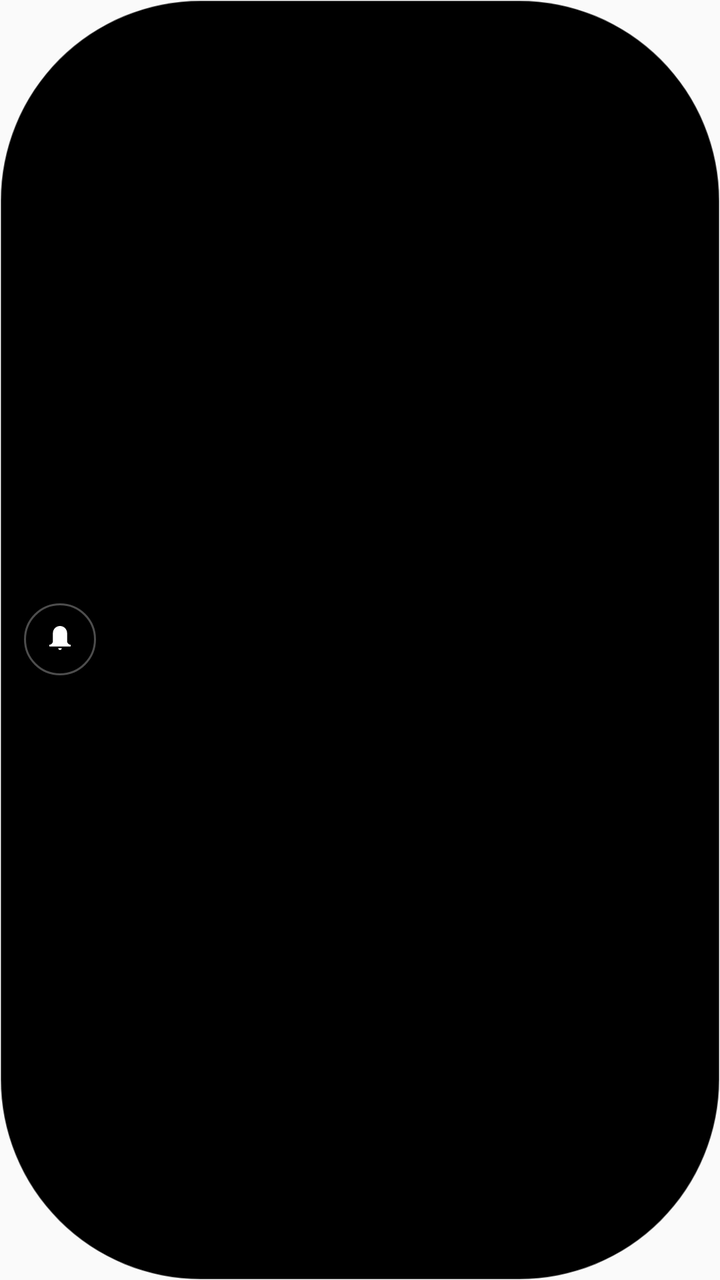
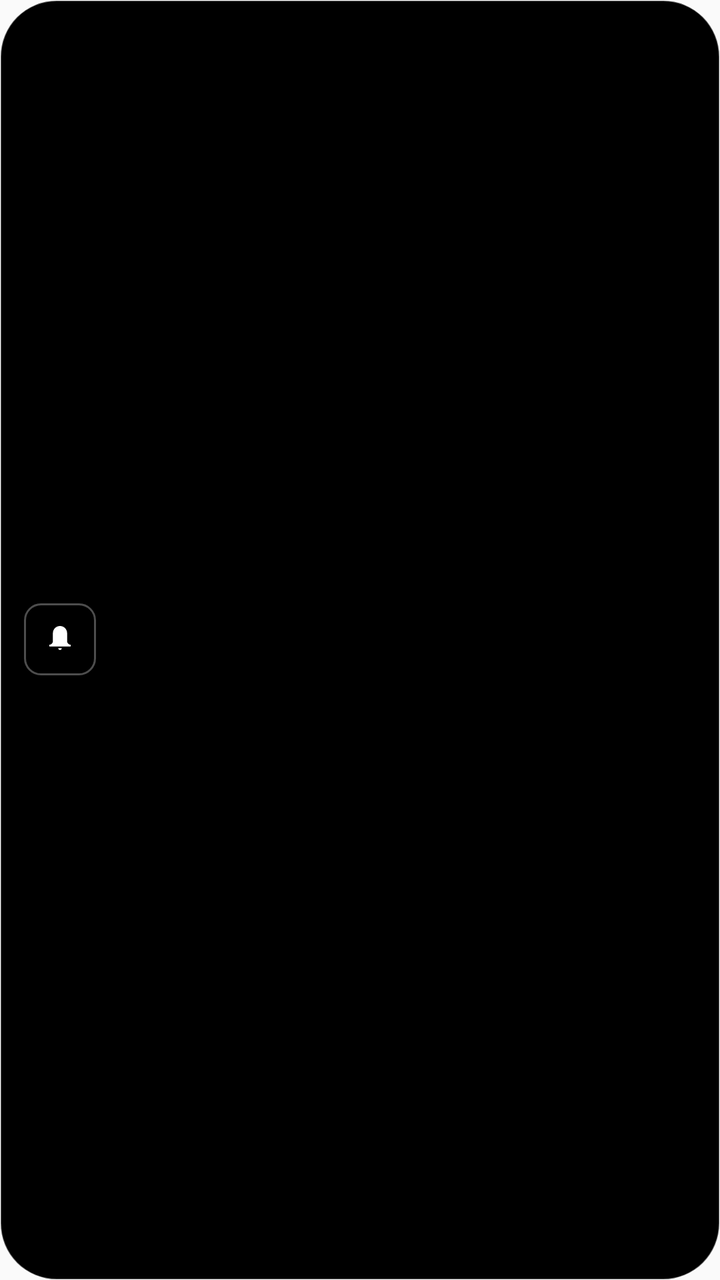

Before-and-after screenshots of an Android layout around one commit, followed by the original layout XML and the change that was made.
<!-- AndroidManifest.xml: application theme Theme.LightNotifi -->
<!-- res/layout/overlay_layout.xml -->
<?xml version="1.0" encoding="utf-8"?>
<LinearLayout xmlns:android="http://schemas.android.com/apk/res/android"
    android:layout_width="wrap_content"
    android:layout_height="wrap_content"
    android:orientation="horizontal"
    android:background="@drawable/overlay_bg"
    android:paddingStart="12dp"
    android:paddingEnd="14dp"
    android:paddingTop="12dp"
    android:paddingBottom="12dp"
    android:layout_gravity="center_horizontal"
    android:gravity="center_vertical"
    android:elevation="4dp">

    <LinearLayout
        android:id="@+id/overlay_content_container"
        android:layout_width="wrap_content"
        android:layout_height="wrap_content"
        android:orientation="horizontal"
        android:gravity="center_vertical"
        android:clickable="true"
        android:focusable="true"
        android:foreground="?android:attr/selectableItemBackground">

        <ImageView
            android:id="@+id/overlay_icon"
            android:layout_width="36dp"
            android:layout_height="36dp"
            android:src="@drawable/ic_light_notifi"
            android:background="@drawable/overlay_icon_bg"
            android:padding="6dp"
            android:layout_marginEnd="12dp"
            android:contentDescription="@string/notification_icon" />

        <LinearLayout
            android:layout_width="wrap_content"
            android:layout_height="wrap_content"
            android:orientation="vertical">

            <TextView
                android:id="@+id/overlay_title"
                android:layout_width="wrap_content"
                android:layout_height="wrap_content"
                android:textColor="@color/white"
                android:textStyle="bold"
                android:textSize="17sp"
                android:letterSpacing="0.01"
                android:ellipsize="end"
                android:maxLines="1"
                android:maxWidth="260dp" />

            <TextView
                android:id="@+id/overlay_text"
                android:layout_width="wrap_content"
                android:layout_height="wrap_content"
                android:textColor="#CCFFFFFF"
                android:textSize="16sp"
                android:ellipsize="end"
                android:maxLines="2"
                android:maxWidth="260dp"
                android:layout_marginTop="0dp" />
        </LinearLayout>
    </LinearLayout>

    <ImageView
        android:id="@+id/overlay_close"
        android:layout_width="20dp"
        android:layout_height="20dp"
        android:src="@drawable/ic_close"
        android:layout_marginStart="8dp"
        android:alpha="0.7"
        android:background="?android:attr/selectableItemBackgroundBorderless"
        android:contentDescription="@string/close_button_description"
        android:visibility="gone" />
</LinearLayout>
<!-- resources referenced by this layout -->
<resources>
  <color name="white">#FFFFFFFF</color>
  <!-- drawable ic_close (drawable) -->
  <vector xmlns:android="http://schemas.android.com/apk/res/android"
      android:width="24dp"
      android:height="24dp"
      android:viewportWidth="24"
      android:viewportHeight="24"
      android:tint="#FFFFFF">
      <path
          android:fillColor="@android:color/white"
          android:pathData="M19,6.41L17.59,5,12,10.59,6.41,5,5,6.41,10.59,12,5,17.59,6.41,19,12,13.41,17.59,19,19,17.59,13.41,12z" />
  </vector>
  <!-- drawable ic_light_notifi (drawable) -->
  <vector xmlns:android="http://schemas.android.com/apk/res/android"
      android:width="24dp"
      android:height="24dp"
      android:viewportWidth="108"
      android:viewportHeight="108">
      <path
          android:fillColor="#FFFFFF"
          android:pathData="M54,24c-8.84,0 -16,7.16 -16,16v18c0,4.42 -3.58,8 -8,8v4h48v-4c-4.42,0 -8,-3.58 -8,-8V40C70,31.16 62.84,24 54,24z M54,78c2.21,0 4,-1.79 4,-4h-8C50,76.21 51.79,78 54,78z" />
  </vector>
  <!-- drawable overlay_bg (drawable) -->
  <?xml version="1.0" encoding="utf-8"?>
  <shape xmlns:android="http://schemas.android.com/apk/res/android">
      <solid android:color="#FF000000" /> 
      <corners android:radius="100dp" /> 
      <stroke android:width="0.5dp" android:color="#66FFFFFF" /> 
  </shape>
  <!-- drawable overlay_icon_bg (drawable) -->
  <?xml version="1.0" encoding="utf-8"?>
  <shape xmlns:android="http://schemas.android.com/apk/res/android"
      android:shape="oval">
      <solid android:color="@color/dark_gray" />
      <stroke android:width="1dp" android:color="#4DFFFFFF" />
  </shape>
  <string name="close_button_description">Close</string>
  <string name="notification_icon">Notification Icon</string>
  <style name="Theme.LightNotifi" parent="android:Theme.Material.Light.NoActionBar" />
  <color name="dark_gray">#000000</color>
</resources>

<!-- the commit's change to res/layout/overlay_layout.xml (unified diff, before → after) -->
@@ -33,8 +33,9 @@
             android:contentDescription="@string/notification_icon" />
 
         <LinearLayout
-            android:layout_width="wrap_content"
+            android:layout_width="0dp"
             android:layout_height="wrap_content"
+            android:layout_weight="1"
             android:orientation="vertical">
 
             <TextView
<!-- resource entries referenced after the edit -->
@@ -26,14 +26,15 @@
   <?xml version="1.0" encoding="utf-8"?>
   <shape xmlns:android="http://schemas.android.com/apk/res/android">
       <solid android:color="#FF000000" /> 
-      <corners android:radius="100dp" /> 
+      <corners android:radius="28dp" /> 
       <stroke android:width="0.5dp" android:color="#66FFFFFF" /> 
   </shape>
   <!-- drawable overlay_icon_bg (drawable) -->
   <?xml version="1.0" encoding="utf-8"?>
   <shape xmlns:android="http://schemas.android.com/apk/res/android"
-      android:shape="oval">
+      android:shape="rectangle">
       <solid android:color="@color/dark_gray" />
+      <corners android:radius="8dp" /> 
       <stroke android:width="1dp" android:color="#4DFFFFFF" />
   </shape>
   <string name="close_button_description">Close</string>
